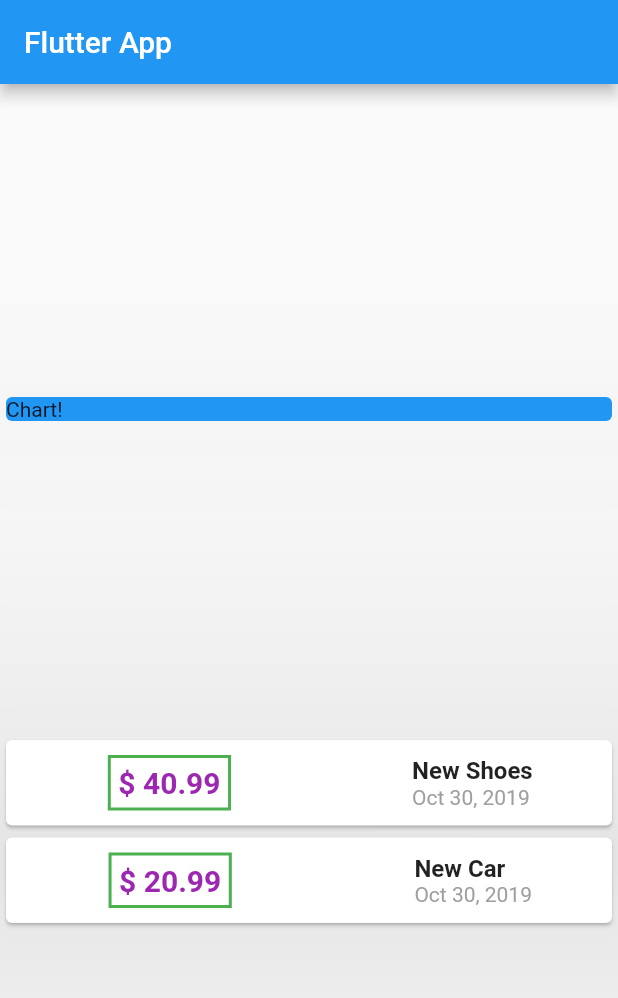
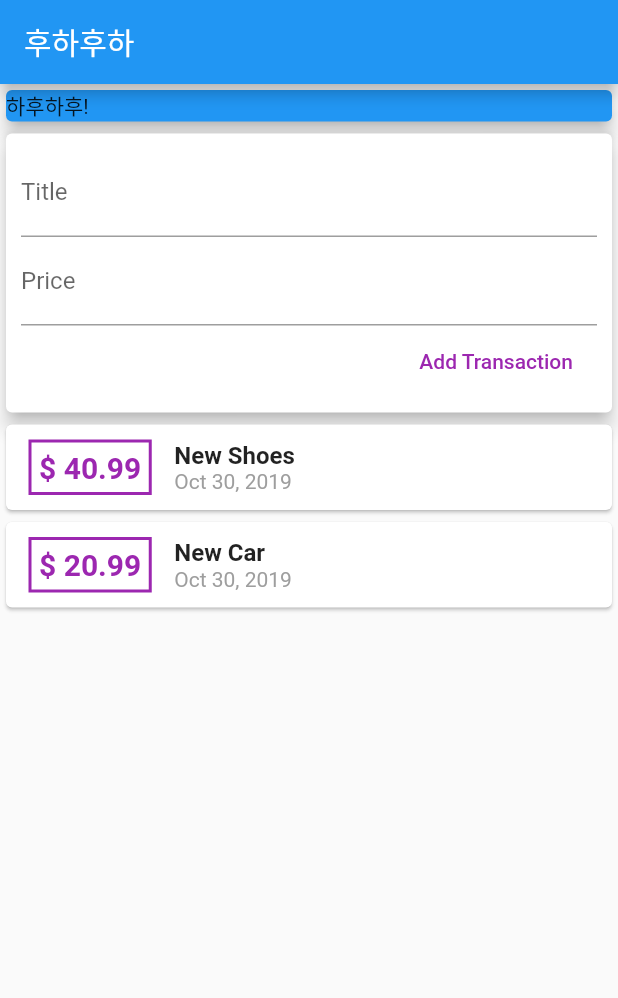
Before and after one commit to Jeff-EunKee-Kim/expense_app, a Flutter app: the screen it shows after launch, on a phone screen of 412 x 824 dp. Shown: the top 998 px of the screen. Run offline on Flutter 3.47's test engine with Material 2 defaults, Android fonts, the phone set to English and light mode, and no system bars.

Commit message:
updated features

```diff
--- a/lib/main.dart
+++ b/lib/main.dart
@@ -1,6 +1,8 @@
+import 'package:expense_app/widgets/user_transactions.dart';
 import 'package:flutter/material.dart';
-import 'package:intl/intl.dart';
-import './transaction.dart';
+import './models/transaction.dart';
+import './widgets/transaction_list.dart';
+import './widgets/new_transaction.dart';
 
 void main() => runApp(MyApp());
 
@@ -18,88 +20,34 @@ class MyApp extends StatelessWidget {
 }
 
 class MyHomePage extends StatelessWidget {
-  final List<Transaction> transactions = [
-    Transaction(
-      id: "t1",
-      title: "New Shoes",
-      amount: 40.99,
-      date: DateTime.now(),
-    ),
-    Transaction(
-      id: "t2",
-      title: "New Car",
-      amount: 20.99,
-      date: DateTime.now(),
-    ),
-  ];
+  final List<Transaction> transactions = [];
 
+  // String titleInput;
+  // String amountInput;
+  final titleController = TextEditingController();
+  final amountController = TextEditingController();
   @override
   Widget build(BuildContext context) {
     return Scaffold(
       appBar: AppBar(
-        title: Text('Flutter App'),
+        title: Text('후하후하'),
       ),
-      body: Column(
-        mainAxisAlignment: MainAxisAlignment.spaceEvenly,
-        crossAxisAlignment: CrossAxisAlignment.center,
-        children: <Widget>[
-          Card(
-            color: Colors.blue,
-            child: Container(
+      body: SingleChildScrollView(
+        child: Column(
+          // mainAxisAlignment: MainAxisAlignment.spaceEvenly,
+          crossAxisAlignment: CrossAxisAlignment.center,
+          children: <Widget>[
+            Container(
               width: double.infinity,
-              child: Text('Chart!'),
+              child: Card(
+                color: Colors.blue,
+                child: Text('하후하후!'),
+                elevation: 5,
+              ),
             ),
-            elevation: 150,
-          ),
-          Column(
-            children: transactions.map((trans) {
-              return Card(
-                child: Row(
-                  mainAxisAlignment: MainAxisAlignment.spaceAround,
-                  children: <Widget>[
-                    Container(
-                      margin: EdgeInsets.symmetric(
-                        vertical: 10,
-                        horizontal: 15,
-                      ),
-                      decoration: BoxDecoration(
-                        border: Border.all(
-                          color: Colors.green,
-                          width: 2,
-                        ),
-                      ),
-                      padding: EdgeInsets.all(5),
-                      child: Text(
-                        "\$ ${trans.amount}",
-                        style: TextStyle(
-                          fontWeight: FontWeight.bold,
-                          fontSize: 20,
-                          color: Colors.purple,
-                        ),
-                      ),
-                    ),
-                    Column(
-                        crossAxisAlignment: CrossAxisAlignment.start,
-                        children: <Widget>[
-                          Text(
-                            trans.title,
-                            style: TextStyle(
-                              fontSize: 16,
-                              fontWeight: FontWeight.bold,
-                            ),
-                          ),
-                          Text(
-                              DateFormat.yMMMd().format(trans.date),
-                              style: TextStyle(
-                                color: Colors.grey,
-                              )),
-                        ]),
-                  ],
-                ),
-              );
-            }).toList(),
-          ),
-        ],
+            UserTransactions(),
+          ],
+        ),
       ),
     );
   }
--- /dev/null
+++ b/lib/widgets/new_transaction.dart
@@ -0,0 +1,42 @@
+import 'package:flutter/material.dart';
+
+class NewTransaction extends StatelessWidget {
+  final Function addText;
+
+  final titleController = TextEditingController();
+  final amountController = TextEditingController();
+
+  NewTransaction(this.addText);
+
+  @override
+  Widget build(BuildContext context) {
+    return Card(
+            elevation: 5,
+            child: Container(
+              padding: EdgeInsets.all(10),
+              child: Column(
+                crossAxisAlignment: CrossAxisAlignment.end,
+                children: <Widget>[
+                TextField(
+                  decoration: InputDecoration(labelText: "Title"),
+                  controller: titleController,
+                  // onChanged: (val) => titleInput = val,
+                ),
+                TextField(
+                  decoration: InputDecoration(labelText: "Price"),
+                  controller: amountController,
+                  // onChanged: (val) => amountInput = val,
+                ),
+                FlatButton(child: Text("Add Transaction"),
+                  textColor: Colors.purple,
+                  onPressed:() {
+                    // print(titleInput);
+                    // print(amountInput);
+                    addText(titleController.text, double.parse(amountController.text));
+                  },
+                )
+              ]),
+            ),
+          );
+  }
+}
--- /dev/null
+++ b/lib/widgets/transaction_list.dart
@@ -0,0 +1,61 @@
+import 'package:flutter/material.dart';
+import 'package:intl/intl.dart';
+import '../models/transaction.dart';
+// import './user_transactions.dart';
+
+class TransactionList extends StatelessWidget {
+  final List<Transaction> transactions;
+  TransactionList(this.transactions);
+
+  @override
+  Widget build(BuildContext context) {
+
+    return Column(
+            children: transactions.map((trans) {
+              return Card(
+                child: Row(
+                  mainAxisAlignment: MainAxisAlignment.start,
+                  children: <Widget>[
+                    Container(
+                      margin: EdgeInsets.symmetric(
+                        vertical: 10,
+                        horizontal: 15,
+                      ),
+                      decoration: BoxDecoration(
+                        border: Border.all(
+                          color: Colors.purple,
+                          width: 2,
+                        ),
+                      ),
+                      padding: EdgeInsets.all(5),
+                      child: Text(
+                        "\$ ${trans.amount}",
+                        style: TextStyle(
+                          fontWeight: FontWeight.bold,
+                          fontSize: 20,
+                          color: Colors.purple,
+                        ),
+                      ),
+                    ),
+                    Column(
+                        crossAxisAlignment: CrossAxisAlignment.start,
+                        children: <Widget>[
+                          Text(
+                            trans.title,
+                            style: TextStyle(
+                              fontSize: 16,
+                              fontWeight: FontWeight.bold,
+                            ),
+                          ),
+                          Text(DateFormat.yMMMd().format(trans.date),
+                              style: TextStyle(
+                                color: Colors.grey,
+                              )),
+                        ]),
+                  ],
+                ),
+              );
+            }).toList(),
+          );
+  }
+}
--- /dev/null
+++ b/lib/widgets/user_transactions.dart
@@ -0,0 +1,50 @@
+import 'package:flutter/material.dart';
+
+import './transaction_list.dart';
+import './new_transaction.dart';
+import '../models/transaction.dart';
+
+class UserTransactions extends StatefulWidget {
+  @override
+  _UserTransactionsState createState() => _UserTransactionsState();
+}
+
+class _UserTransactionsState extends State<UserTransactions> {
+  final List<Transaction> _userTransactions = [
+    Transaction(
+      id: "t1",
+      title: "New Shoes",
+      amount: 40.99,
+      date: DateTime.now(),
+    ),
+    Transaction(
+      id: "t2",
+      title: "New Car",
+      amount: 20.99,
+      date: DateTime.now(),
+    ),
+  ];
+
+  void _addNewTransactions(String title, double amount) {
+    final newTransaction = Transaction(
+      title: title,
+      amount: amount,
+      date: DateTime.now(),
+      id: DateTime.now().toString(),
+    );
+
+    setState(() {
+      _userTransactions.add(newTransaction);
+    });
+  }
+
+  @override
+  Widget build(BuildContext context) {
+    return Column(
+      children: <Widget>[
+        NewTransaction(_addNewTransactions),
+        TransactionList(_userTransactions),
+      ],
+    );
+  }
+}
```
Also changed, not shown: lib/models/transaction.dart (renamed from lib/transaction.dart).
